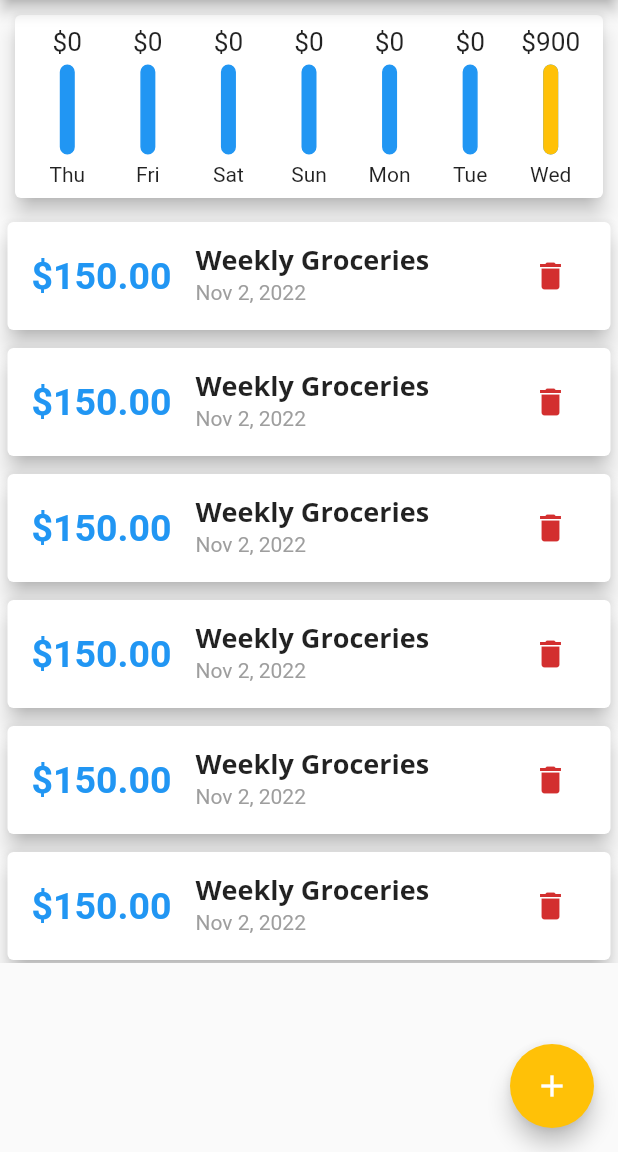
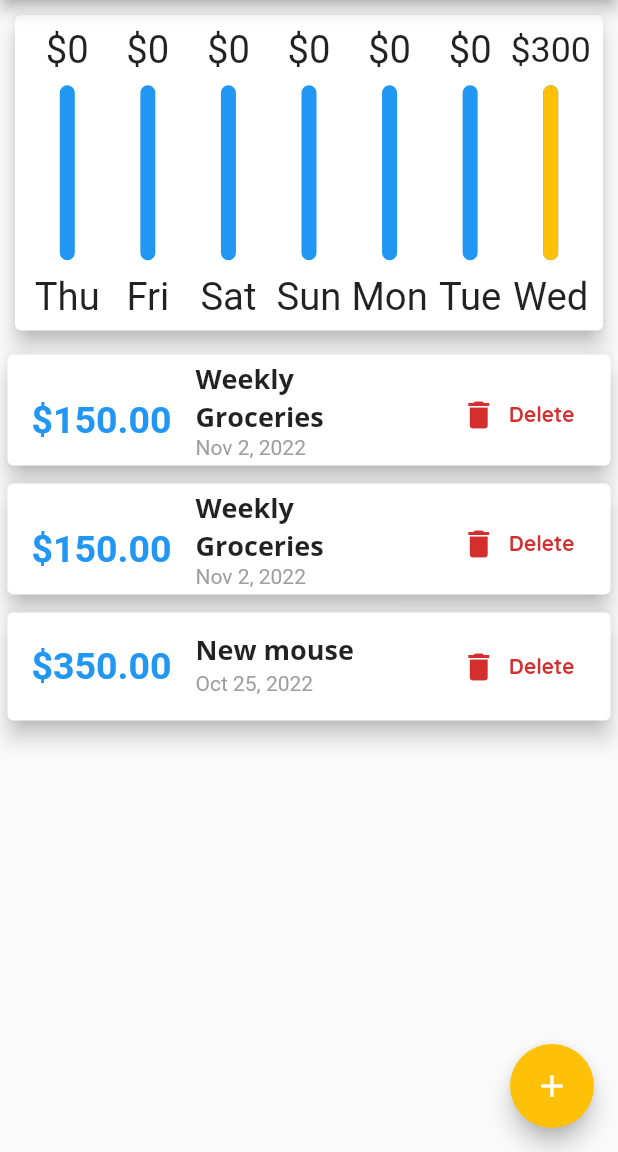
Before and after one commit to ihor-debelyi/academind_course, a Flutter app: the screen it shows after launch, on a phone screen of 412 x 824 dp, the part 84-1236 px from its top. Run offline on Flutter 3.47's test engine with Material 2 defaults, Android fonts, the light colour scheme and no system bars.

Commit message:
adde responsiveness (finished module 5)

```diff
--- a/personal_expenses/lib/main.dart
+++ b/personal_expenses/lib/main.dart
@@ -1,12 +1,19 @@
-import 'dart:ffi';
+import 'dart:io';
 
+import 'package:flutter/cupertino.dart';
 import 'package:flutter/material.dart';
+import 'package:flutter/services.dart';
 import 'package:personal_expenses/models/transaction.dart';
 import 'package:personal_expenses/widgets/chart.dart';
 import 'package:personal_expenses/widgets/new_transaction.dart';
 import 'package:personal_expenses/widgets/transaction_list.dart';
 
 void main() {
+  // WidgetsFlutterBinding.ensureInitialized();
+  // SystemChrome.setPreferredOrientations([
+  //   DeviceOrientation.portraitUp,
+  //   DeviceOrientation.portraitDown,
+  // ]);
   runApp(const MyApp());
 }
 
@@ -74,30 +81,6 @@
       amount: 150,
       date: DateTime.now(),
     ),
-    Transaction(
-      id: 't2',
-      title: 'Weekly Groceries',
-      amount: 150,
-      date: DateTime.now(),
-    ),
-    Transaction(
-      id: 't2',
-      title: 'Weekly Groceries',
-      amount: 150,
-      date: DateTime.now(),
-    ),
-    Transaction(
-      id: 't2',
-      title: 'Weekly Groceries',
-      amount: 150,
-      date: DateTime.now(),
-    ),
-    Transaction(
-      id: 't2',
-      title: 'Weekly Groceries',
-      amount: 150,
-      date: DateTime.now(),
-    ),
   ];
 
   List<Transaction> get _recentTransactions => _userTransactions
@@ -127,6 +110,8 @@
     });
   }
 
+  bool _showChart = true;
+
   void _showInputs(BuildContext ctx) {
     showModalBottomSheet(
       context: ctx,
@@ -138,8 +123,21 @@
 
   @override
   Widget build(BuildContext context) {
-    return Scaffold(
-      appBar: AppBar(
+    final mediaQuery = MediaQuery.of(context);
+    final isLandscape = mediaQuery.orientation == Orientation.landscape;
+    final PreferredSizeWidget appBar = (Platform.isIOS
+        ? CupertinoNavigationBar(
+            middle: const Text('Personal Expenses'),
+            trailing: Row(
+              mainAxisSize: MainAxisSize.min,
+              children: [
+                GestureDetector(
+                  onTap: () => _showInputs(context),
+                  child: const Icon(CupertinoIcons.add),
+                )
+              ],
+            ))
+        : AppBar(
             title: const Text('Personal Expenses'),
             actions: [
               IconButton(
@@ -147,19 +145,69 @@
                 icon: const Icon(Icons.add),
               ),
             ],
+          )) as PreferredSizeWidget;
+    final transactionListWidget = Container(
+      height: (mediaQuery.size.height -
+              appBar.preferredSize.height -
+              mediaQuery.padding.top) *
+          0.75,
+      child: TransactionList(_userTransactions,
+          deleteTransaction: _deleteTransaction),
+    );
+    final pageBody = SafeArea(
+      child: SingleChildScrollView(
+        child: Column(
+          crossAxisAlignment: CrossAxisAlignment.stretch,
+          children: [
+            if (isLandscape)
+              Row(
+                mainAxisAlignment: MainAxisAlignment.center,
+                children: [
+                  const Text('Show chart'),
+                  Switch.adaptive(
+                      activeColor: Theme.of(context).colorScheme.secondary,
+                      value: _showChart,
+                      onChanged: (val) {
+                        setState(() {
+                          _showChart = val;
+                        });
+                      }),
+                ],
               ),
-      floatingActionButton: FloatingActionButton(
+            if (!isLandscape)
+              SizedBox(
+                height: (mediaQuery.size.height -
+                        appBar.preferredSize.height -
+                        mediaQuery.padding.top) *
+                    0.3,
+                child: Chart(_recentTransactions),
+              ),
+            if (!isLandscape) transactionListWidget,
+            _showChart
+                ? SizedBox(
+                    height: (mediaQuery.size.height -
+                            appBar.preferredSize.height -
+                            mediaQuery.padding.top) *
+                        0.75,
+                    child: Chart(_recentTransactions))
+                : transactionListWidget
+          ],
+        ),
+      ),
+    );
+    return Platform.isIOS
+        ? CupertinoPageScaffold(
+            navigationBar: appBar as ObstructingPreferredSizeWidget,
+            child: pageBody,
+          )
+        : Scaffold(
+            appBar: appBar,
+            floatingActionButton: Platform.isIOS
+                ? Container()
+                : FloatingActionButton(
                     onPressed: () => _showInputs(context),
                     child: const Icon(Icons.add),
                   ),
-      body: Column(
-        crossAxisAlignment: CrossAxisAlignment.stretch,
-        children: [
-          Chart(_recentTransactions),
-          TransactionList(_userTransactions,
-              deleteTransaction: _deleteTransaction),
-        ],
-      ),
-    );
+            body: pageBody);
   }
 }
--- a/personal_expenses/lib/widgets/chart_bar.dart
+++ b/personal_expenses/lib/widgets/chart_bar.dart
@@ -15,17 +15,20 @@
 
   @override
   Widget build(BuildContext context) {
+    return LayoutBuilder(builder: (context, constraints) {
       return Column(
         children: [
           Container(
-          height: 20,
+            height: constraints.maxHeight * 0.15,
             child: FittedBox(
               child: Text('\$${chartTransaction.amount.toStringAsFixed(0)}'),
             ),
           ),
-        const SizedBox(height: 5),
+          SizedBox(
+            height: constraints.maxHeight * 0.05,
+          ),
           Container(
-          height: 60,
+            height: constraints.maxHeight * 0.6,
             width: 10,
             child: Stack(
               alignment: Alignment.bottomCenter,
@@ -51,9 +54,15 @@
             ),
           ),
           // Text((chartTransaction.amount / totalSpending).toStringAsFixed(2)),
-        const SizedBox(height: 5),
-        Text(chartTransaction.day),
+          SizedBox(height: constraints.maxHeight * 0.05),
+          Container(
+            height: constraints.maxHeight * 0.15,
+            child: FittedBox(
+              child: Text(chartTransaction.day),
+            ),
+          ),
         ],
       );
+    });
   }
 }
--- a/personal_expenses/lib/widgets/new_transaction.dart
+++ b/personal_expenses/lib/widgets/new_transaction.dart
@@ -1,3 +1,6 @@
+import 'dart:io';
+
+import 'package:flutter/cupertino.dart';
 import 'package:flutter/material.dart';
 import 'package:intl/intl.dart';
 
@@ -52,8 +55,14 @@
   Widget build(BuildContext context) {
     return Card(
       elevation: 5,
+      child: SingleChildScrollView(
         child: Container(
-        margin: const EdgeInsets.all(10),
+          margin: EdgeInsets.only(
+            top: 10,
+            left: 10,
+            right: 10,
+            bottom: MediaQuery.of(context).viewInsets.bottom + 10,
+          ),
           child: Column(
             crossAxisAlignment: CrossAxisAlignment.end,
             children: [
@@ -87,17 +96,24 @@
                   ],
                 ),
               ),
-            ElevatedButton(
+              Platform.isIOS
+                  ? CupertinoButton(
+                      onPressed: _submitData,
+                      child: const Text('Add Transaction'),
+                    )
+                  : ElevatedButton(
                       onPressed: _submitData,
                       style: ElevatedButton.styleFrom(
                         backgroundColor: Theme.of(context).primaryColor,
-                foregroundColor: Theme.of(context).textTheme.button!.color,
+                        foregroundColor:
+                            Theme.of(context).textTheme.button!.color,
                       ),
                       child: const Text('Add Transaction'),
                     ),
             ],
           ),
         ),
+      ),
     );
   }
 }
--- a/personal_expenses/lib/widgets/transaction_card.dart
+++ b/personal_expenses/lib/widgets/transaction_card.dart
@@ -39,11 +39,27 @@
             color: Colors.grey,
           ),
         ),
-        trailing: IconButton(
-          icon: const Icon(Icons.delete),
-          color: Theme.of(context).errorColor,
-          onPressed: () => deleteTransaction(transaction.id),
-        ),
+        trailing: MediaQuery.of(context).size.width > 400
+            ? TextButton.icon(
+                icon: Icon(
+                  Icons.delete,
+                  color: Theme.of(context).errorColor,
+                ),
+                label: Text(
+                  'Delete',
+                  style: TextStyle(
+                    color: Theme.of(context).errorColor,
+                  ),
+                ),
+                style: TextButton.styleFrom(
+                    foregroundColor: Theme.of(context).errorColor),
+                onPressed: () => deleteTransaction(transaction.id),
+              )
+            : IconButton(
+                icon: const Icon(Icons.delete),
+                color: Theme.of(context).errorColor,
+                onPressed: () => deleteTransaction(transaction.id),
+              ),
       ),
       // child: Row(
       //   children: [
--- a/personal_expenses/lib/widgets/transaction_list.dart
+++ b/personal_expenses/lib/widgets/transaction_list.dart
@@ -13,10 +13,9 @@
   @override
   Widget build(BuildContext context) {
     transactions.sort((a, b) => b.date.compareTo(a.date));
-    return Container(
-      height: 500,
-      child: transactions.isEmpty
-          ? Column(
+    return transactions.isEmpty
+        ? LayoutBuilder(
+            builder: (ctx, constraints) => Column(
               children: [
                 Text(
                   'No transactions added yet!',
@@ -24,17 +23,17 @@
                 ),
                 Container(
                     margin: const EdgeInsets.only(top: 15),
-                    height: 200,
+                    height: constraints.maxHeight * 0.6,
                     child: Image.asset('assets/images/waiting.png',
                         fit: BoxFit.cover)),
               ],
+            ),
           )
         : ListView.builder(
             itemBuilder: (ctx, idx) => TransactionCard(
                 transaction: transactions[idx],
                 deleteTransaction: deleteTransaction),
             itemCount: transactions.length,
-            ),
           );
   }
 }
```
Lines whose indentation alone changed are shown as unchanged.
